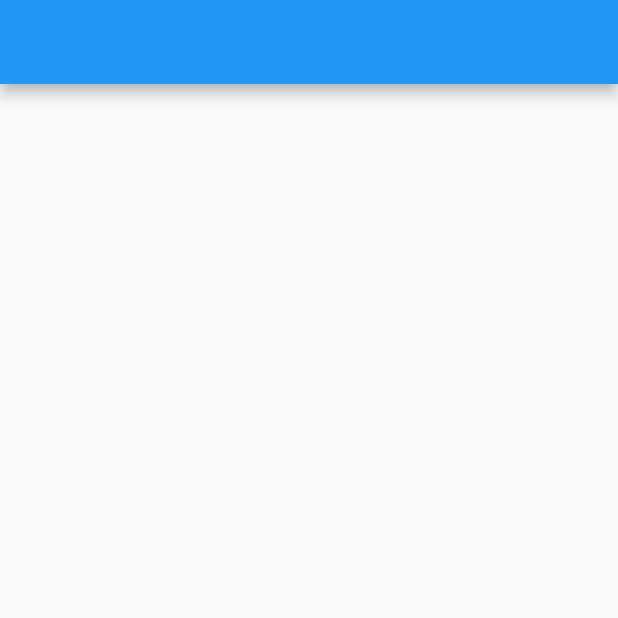
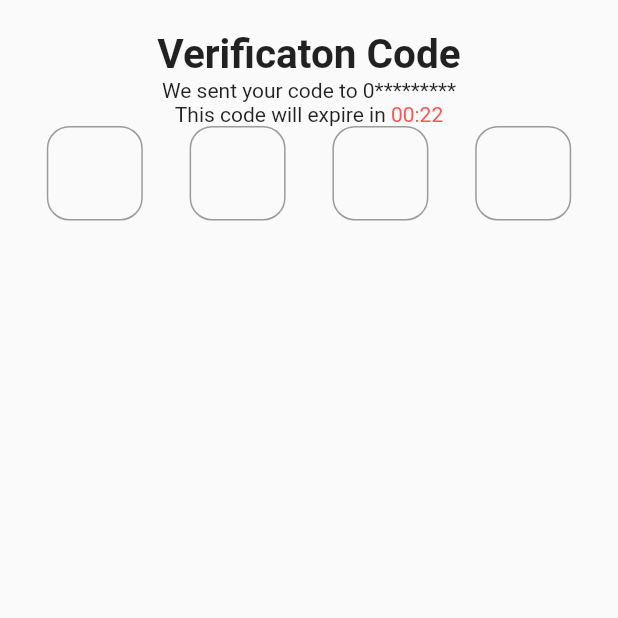
Before and after one commit to IreneScarion/ifixauto, a Flutter app: the screen it shows after launch, on a phone screen of 412 x 824 dp, the top half of it. Run offline on Flutter 3.47's test engine with Material 2 defaults, Android fonts, the phone set to English and light mode, and no system bars; our stand-ins replace animated_splash_screen.

Commit message:
otp screen

```diff
--- /dev/null
+++ b/lib/constants.dart
@@ -0,0 +1,21 @@
+import 'package:flutter/material.dart';
+
+final otpinputdecoration = InputDecoration(
+    enabledBorder: outlineInputBorder(),
+    focusedBorder: outlineInputBorder(),
+    border: outlineInputBorder());
+
+final headingStyle = TextStyle(
+  fontSize: getProportionateScreenWidth(28),
+  fontWeight: FontWeight.bold,
+  color: Colors.black
+);
+
+getProportionateScreenWidth(int i) {
+}
+
+OutlineInputBorder outlineInputBorder() {
+  return OutlineInputBorder(
+      borderRadius: BorderRadius.circular(15),
+      borderSide: const BorderSide(color: Colors.red));
+}
--- a/lib/main.dart
+++ b/lib/main.dart
@@ -1,6 +1,9 @@
 import 'package:flutter/material.dart';
+import 'package:ifixauto/ui/screens/otp.dart';
+//import 'package:ifixauto/ui/screens/splash_screen.dart';
+//import 'package:ifixauto/ui/screens/otp_body.dart';
 
-import 'package:ifixauto/ui/screens/splash_screen.dart';
+//import 'package:ifixauto/ui/screens/splash_screen.dart';
 
 void main() {
   runApp(const MyApp());
@@ -17,7 +20,7 @@ class MyApp extends StatelessWidget {
       theme: ThemeData(
         primarySwatch: Colors.blue,
       ),
-      home: const Splash(),
+      home: const OtpForm(),
     );
   }
 }
--- /dev/null
+++ b/lib/ui/screens/otp.dart
@@ -0,0 +1,117 @@
+import 'package:flutter/material.dart';
+import 'package:flutter/services.dart';
+import 'package:ifixauto/constants.dart';
+
+class OtpForm extends StatelessWidget {
+  const OtpForm({super.key});
+
+  @override
+  Widget build(BuildContext context) {
+    return SafeArea(
+      child: Scaffold(
+        body: Padding(
+          padding: const EdgeInsets.only(top: 20.0),
+          child: Column(
+            children: [
+              const Text(
+                'Verificaton Code',
+                style: TextStyle(
+                  fontWeight: FontWeight.bold,
+                  fontSize: 27,
+                ),
+              ),
+              const Text('We sent your code to 0*********'),
+              Row(
+                mainAxisAlignment: MainAxisAlignment.center,
+                children: [
+                  const Text('This code will expire in '),
+                  TweenAnimationBuilder(
+                      tween: Tween(begin: 30.0, end: 0.0),
+                      duration: const Duration(seconds: 30),
+                      builder: (context, value, child) => Text(
+                            "00:${value.toInt()}",
+                            style: const TextStyle(color: Colors.redAccent),
+                          ))
+                ],
+              ),
+              Form(
+                child: Row(
+                  mainAxisAlignment: MainAxisAlignment.spaceEvenly,
+                  children: [
+                    SizedBox(
+                        height: 68,
+                        width: 64,
+                        child: TextFormField(
+                          onChanged: (value) {
+                            if (value.length == 1) {
+                              FocusScope.of(context).nextFocus();
+                            }
+                          },
+                          style: Theme.of(context).textTheme.headline6,
+                          decoration:
+                              InputDecoration(border: outlineInputBorder()),
+                          textAlign: TextAlign.center,
+                          keyboardType: TextInputType.number,
+                          inputFormatters: [
+                            LengthLimitingTextInputFormatter(1)
+                          ],
+                        )),
+                    SizedBox(
+                        height: 68,
+                        width: 64,
+                        child: TextFormField(
+                          onChanged: (value) {
+                            if (value.length == 1) {
+                              FocusScope.of(context).nextFocus();
+                            }
+                          },
+                          style: Theme.of(context).textTheme.headline6,
+                          decoration:
+                              InputDecoration(border: outlineInputBorder()),
+                          textAlign: TextAlign.center,
+                          keyboardType: TextInputType.number,
+                          inputFormatters: [
+                            LengthLimitingTextInputFormatter(1)
+                          ],
+                        )),
+                    SizedBox(
+                        height: 68,
+                        width: 64,
+                        child: TextFormField(
+                          onChanged: (value) {
+                            if (value.length == 1) {
+                              FocusScope.of(context).nextFocus();
+                            }
+                          },
+                          style: Theme.of(context).textTheme.headline6,
+                          decoration:
+                              InputDecoration(border: outlineInputBorder()),
+                          textAlign: TextAlign.center,
+                          keyboardType: TextInputType.number,
+                          inputFormatters: [
+                            LengthLimitingTextInputFormatter(1)
+                          ],
+                        )),
+                    SizedBox(
+                        height: 68,
+                        width: 64,
+                        child: TextFormField(
+                          style: Theme.of(context).textTheme.headline6,
+                          decoration:
+                              InputDecoration(border: outlineInputBorder()),
+                          textAlign: TextAlign.center,
+                          keyboardType: TextInputType.number,
+                          inputFormatters: [
+                            LengthLimitingTextInputFormatter(1)
+                          ],
+                        )),
+                  ],
+                ),
+              ),
+            ],
+          ),
+        ),
+      ),
+    );
+  }
+}
--- a/lib/ui/screens/splash_screen.dart
+++ b/lib/ui/screens/splash_screen.dart
@@ -1,7 +1,8 @@
 import 'package:flutter/material.dart';
 import 'package:animated_splash_screen/animated_splash_screen.dart';
+import 'package:ifixauto/ui/screens/otp.dart';
 
-import 'package:ifixauto/ui/screens/homepage.dart';
+//import 'package:ifixauto/ui/screens/homepage.dart';
 
 class Splash extends StatelessWidget {
   static String routeName = '/Spashscreen';
@@ -10,9 +11,10 @@ class Splash extends StatelessWidget {
   @override
   Widget build(BuildContext context) {
     return AnimatedSplashScreen(
-      splash: 'assets/images/logo.png',
-      duration: 3000,
-      nextScreen: const Homepage(),
+      splash:Image.asset('assets/images/logo.png'),
+      duration: 5000,
+
+      nextScreen: const OtpForm(),
     );
   }
 }
```
Also changed, not shown: 5 other files.
